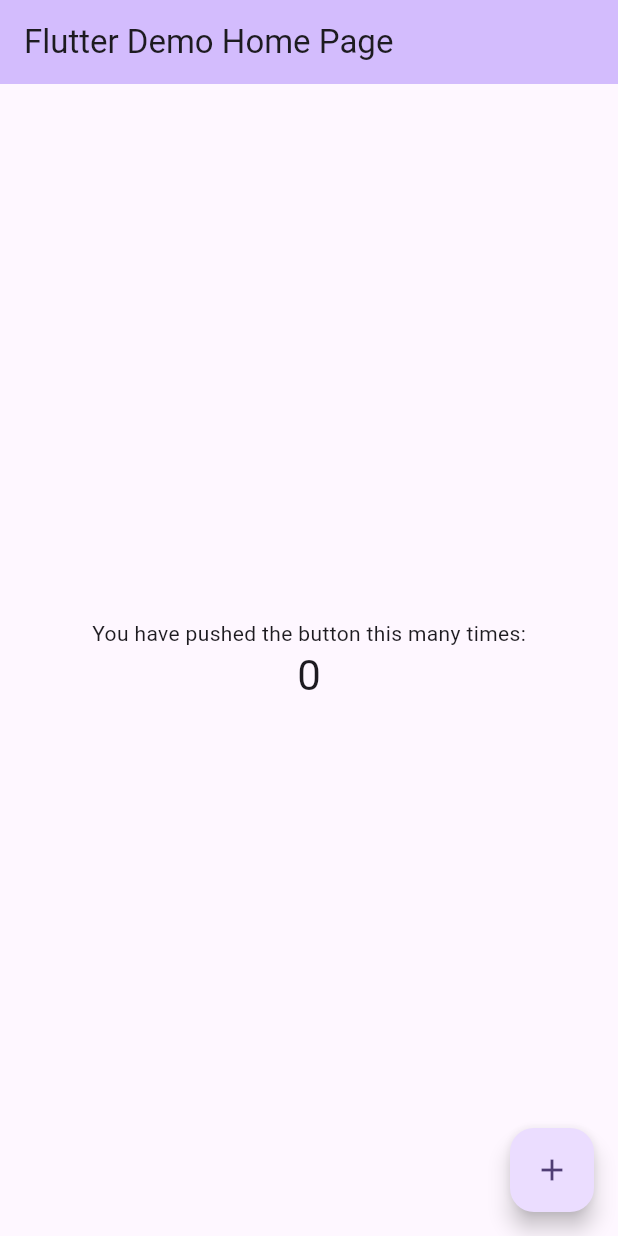
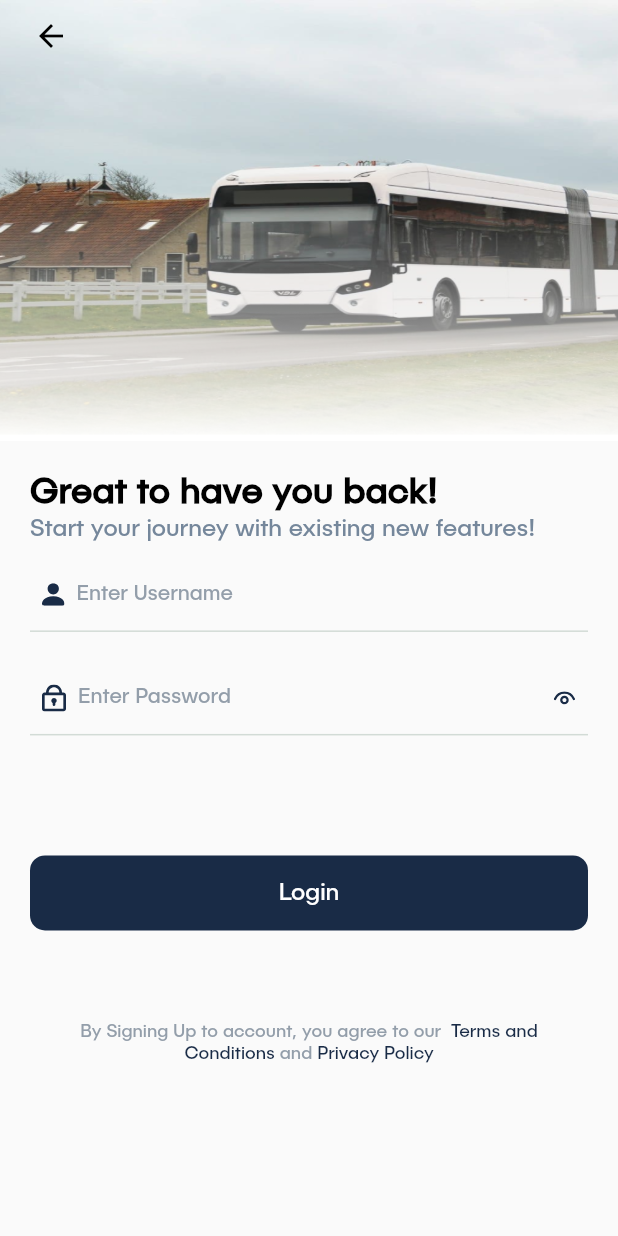
Before and after one commit to Neha-0021/Driver-app, a Flutter app: the screen it shows after launch, on a phone screen of 412 x 824 dp. Run offline on Flutter 3.47's test engine with Material 2 defaults, Android fonts, the phone set to English and light mode, and no system bars; our stand-ins replace flutter_svg.

Commit message:
first commit

```diff
--- /dev/null
+++ b/lib/Pages/login.dart
@@ -0,0 +1,114 @@
+import 'package:driver_app/atom/button.dart';
+import 'package:driver_app/atom/custom-header.dart';
+import 'package:driver_app/atom/password-input.dart';
+import 'package:driver_app/atom/privacy-policy.dart';
+import 'package:driver_app/atom/text-Input-symbol.dart';
+import 'package:flutter/material.dart';
+
+class Login extends StatefulWidget {
+  @override
+  _LoginState createState() => _LoginState();
+}
+
+class _LoginState extends State<Login> {
+  bool showPassword = false;
+
+  @override
+  Widget build(BuildContext context) {
+    double deviceHeight = MediaQuery.of(context).size.height;
+    double deviceWidth = MediaQuery.of(context).size.width;
+    return Scaffold(
+      body: SafeArea(
+        child: ListView(
+          children: [
+            SizedBox(
+              height: deviceHeight / 2.8,
+              width: deviceWidth,
+              child: Stack(
+                fit: StackFit.expand,
+                children: [
+                  Image.asset(
+                    "assets/images/login.png",
+                    fit: BoxFit.fill,
+                  ),
+                  Positioned(
+                    left: 10,
+                    child: CustomHeader(),
+                  ),
+                ],
+              ),
+            ),
+            const Padding(
+              padding: EdgeInsets.only(left: 20, top: 20),
+              child: Text(
+                'Great to have you back!',
+                style: screenTitleStyle,
+                textAlign: TextAlign.left,
+              ),
+            ),
+            const Padding(
+              padding: EdgeInsets.symmetric(horizontal: 20),
+              child: Text(
+                'Start your journey with existing new features!',
+                style: screenSubtitleStyle,
+                textAlign: TextAlign.left,
+              ),
+            ),
+            Padding(
+              padding: const EdgeInsets.symmetric(horizontal: 20, vertical: 10),
+              child: CustomTextInput(
+                hintText: "Enter Username",
+                imagePath: "assets/images/svg/profile.svg",
+                onChangeText: (String e) => {},
+                keyboardType: TextInputType.text,
+              ),
+            ),
+            Padding(
+              padding: const EdgeInsets.symmetric(horizontal: 20, vertical: 10),
+              child: PasswordInput(
+                hintText: "Enter Password",
+                imagePath: "assets/images/svg/lock.svg",
+                onChangeText: (String e) => {},
+                keyboardType: TextInputType.text,
+                showHidePassword: () {
+                  setState(() {
+                    showPassword = !showPassword;
+                  });
+                },
+                showPassword: showPassword,
+              ),
+            ),
+            Padding(
+              padding: const EdgeInsets.symmetric(horizontal: 20, vertical: 60),
+              child: Padding(
+                padding: const EdgeInsets.only(top: 10),
+                child: CustomButton(
+                  label: 'Login',
+                  onPressed: () {},
+                ),
+              ),
+            ),
+            Padding(
+              padding: const EdgeInsets.symmetric(horizontal: 30),
+              child: Center(child: PrivacyPolicy()),
+            ),
+          ],
+        ),
+      ),
+    );
+  }
+}
+
+const TextStyle screenTitleStyle = TextStyle(
+  fontFamily: 'PublicaSans',
+  fontSize: 24,
+  fontWeight: FontWeight.w700,
+  color: Color(0xFF000000),
+);
+
+const TextStyle screenSubtitleStyle = TextStyle(
+  fontFamily: 'PublicaSans',
+  fontSize: 16,
+  fontWeight: FontWeight.w400,
+  color: Color(0xFF75879B),
+);
--- /dev/null
+++ b/lib/atom/button.dart
@@ -0,0 +1,43 @@
+import 'package:flutter/material.dart';
+
+class CustomButton extends StatelessWidget {
+  final String label;
+  final VoidCallback? onPressed;
+  final bool disabled;
+
+  CustomButton({
+    required this.label,
+    this.onPressed,
+    this.disabled = false,
+  });
+
+  @override
+  Widget build(BuildContext context) {
+    final buttonColor =
+        disabled ? Colors.grey : const Color.fromRGBO(25, 43, 70, 1);
+
+    return Container(
+      height: 50,
+      width: double.infinity,
+      decoration: BoxDecoration(
+        borderRadius: BorderRadius.circular(10),
+        color: buttonColor,
+      ),
+      child: TextButton(
+        onPressed: disabled ? null : onPressed,
+        style: ButtonStyle(
+          foregroundColor: MaterialStateProperty.all<Color>(Colors.white),
+        ),
+        child: Text(
+          label,
+          style: const TextStyle(
+            fontFamily: 'PublicaSans',
+            fontSize: 16,
+            fontWeight: FontWeight.w500,
+            color: Color(0xFFFFFFFF),
+          ),
+        ),
+      ),
+    );
+  }
+}
--- /dev/null
+++ b/lib/atom/custom-header.dart
@@ -0,0 +1,41 @@
+import 'package:flutter/material.dart';
+
+class CustomHeader extends StatelessWidget {
+  final String? headerText;
+  final Color? iconColor;
+  final Color? textColor;
+
+  CustomHeader({Key? key, this.headerText, this.iconColor, this.textColor})
+      : super(key: key);
+
+  @override
+  Widget build(BuildContext context) {
+    final Color defaultTextColor =
+        Theme.of(context).brightness == Brightness.dark
+            ? Colors.white
+            : Colors.black;
+    final Color headerTextColor = textColor ?? defaultTextColor;
+
+    return Row(
+      children: [
+        IconButton(
+          icon: Icon(Icons.arrow_back, color: iconColor ?? headerTextColor),
+          onPressed: () {
+            Navigator.pop(context);
+          },
+        ),
+        Text(
+          headerText ?? "",
+          style: const TextStyle(
+            fontFamily: 'PublicaSans',
+            fontSize: 16,
+            fontWeight: FontWeight.w500,
+            height: 1.5,
+            letterSpacing: 0,
+            color: Color(0xFFFFFFFF),
+          ),
+        ),
+      ],
+    );
+  }
+}
--- /dev/null
+++ b/lib/atom/password-input.dart
@@ -0,0 +1,91 @@
+import 'package:flutter/material.dart';
+import 'package:flutter_svg/flutter_svg.dart';
+
+class PasswordInput extends StatelessWidget {
+  final String hintText;
+  final String imagePath;
+  final TextInputType keyboardType;
+  final ValueChanged<String> onChangeText;
+  final bool showPassword;
+  final Function() showHidePassword;
+
+  const PasswordInput(
+      {Key? key,
+      required this.hintText,
+      this.imagePath = "",
+      this.keyboardType = TextInputType.name,
+      required this.onChangeText,
+      required this.showPassword,
+      required this.showHidePassword})
+      : super(key: key);
+
+  @override
+  Widget build(BuildContext context) {
+    double deviceWidth = MediaQuery.of(context).size.width;
+
+    return Container(
+      width: deviceWidth - 40,
+      decoration: const BoxDecoration(
+        border: Border(
+          bottom: BorderSide(
+            color: Color(0xFFD2DBD6),
+            width: 1.0,
+          ),
+        ),
+      ),
+      child: Padding(
+        padding: const EdgeInsets.symmetric(horizontal: 8.0),
+        child: Row(
+          children: [
+            imagePath.split(".").contains("png")
+                ? Image.asset(
+                    imagePath,
+                    width: 15.0,
+                    height: 15.0,
+                  )
+                : SvgPicture.asset(imagePath),
+            const SizedBox(width: 8.0),
+            Expanded(
+              child: TextField(
+                keyboardType: keyboardType,
+                onChanged: onChangeText,
+                obscureText: showPassword,
+                style: const TextStyle(
+                  fontFamily: 'PublicaSans',
+                  fontStyle: FontStyle.normal,
+                  fontWeight: FontWeight.w500,
+                  fontSize: 14.0,
+                  height: 16.98 / 14,
+                  color: Colors.black,
+                ),
+                decoration: InputDecoration(
+                  border: InputBorder.none,
+                  hintText: hintText,
+                  hintStyle: const TextStyle(
+                    fontFamily: 'PublicaSans',
+                    fontStyle: FontStyle.normal,
+                    fontWeight: FontWeight.w300,
+                    fontSize: 14.0,
+                    height: 16.8 / 14,
+                    letterSpacing: 0.0,
+                    color: Color(0xFF939EAA),
+                  ),
+                ),
+                cursorColor: Color(0xFF000000),
+                textAlign: TextAlign.left,
+                textAlignVertical: TextAlignVertical.top,
+              ),
+            ),
+            GestureDetector(
+                onTap: showHidePassword,
+                child: SvgPicture.asset(
+                  showPassword?"assets/images/svg/eye.svg":"assets/images/svg/eye.svg",
+                  width: 15.0,
+                  height: 9.0,
+                )),
+          ],
+        ),
+      ),
+    );
+  }
+}
--- /dev/null
+++ b/lib/atom/privacy-policy.dart
@@ -0,0 +1,58 @@
+import 'package:flutter/material.dart';
+
+class PrivacyPolicy extends StatelessWidget {
+  @override
+  Widget build(BuildContext context) {
+    return (RichText(
+      textAlign: TextAlign.center,
+      text: const TextSpan(
+        children: [
+          TextSpan(
+            text: 'By Signing Up to account, you agree to our  ',
+            style: TextStyle(
+              fontFamily: 'PublicaSans',
+              fontSize: 12,
+              fontWeight: FontWeight.w500,
+              height: 1.25,
+              letterSpacing: 0.0,
+              color: Color(0xFF939EAA),
+            ),
+          ),
+          TextSpan(
+            text: 'Terms and Conditions',
+            style: TextStyle(
+              fontFamily: 'PublicaSans',
+              fontSize: 12,
+              fontWeight: FontWeight.w500,
+              height: 1.25,
+              letterSpacing: 0.0,
+              color: Color(0xFF192B46),
+            ),
+          ),
+          TextSpan(
+            text: ' and ',
+            style: TextStyle(
+              fontFamily: 'PublicaSans',
+              fontSize: 12,
+              fontWeight: FontWeight.w500,
+              height: 1.25,
+              letterSpacing: 0.0,
+              color: Color(0xFF939EAA),
+            ),
+          ),
+          TextSpan(
+            text: 'Privacy Policy',
+            style: TextStyle(
+              fontFamily: 'PublicaSans',
+              fontSize: 12,
+              fontWeight: FontWeight.w500,
+              height: 1.25,
+              letterSpacing: 0.0,
+              color: Color(0xFF192B46),
+            ),
+          ),
+        ],
+      ),
+    ));
+  }
+}
--- /dev/null
+++ b/lib/atom/text-Input-symbol.dart
@@ -0,0 +1,138 @@
+import 'package:flutter/material.dart';
+import 'package:flutter_svg/flutter_svg.dart';
+
+class CustomTextInput extends StatefulWidget {
+  final String hintText;
+  final String imagePath;
+  final TextInputType keyboardType;
+  final ValueChanged<String> onChangeText;
+  final void Function()? onClick;
+  final String? value;
+  final bool isDisabled;
+  final String? additionalImagePath;
+  final void Function()? onPressBack;
+
+  const CustomTextInput(
+      {Key? key,
+      required this.hintText,
+      this.imagePath = "",
+      this.keyboardType = TextInputType.name,
+      this.onClick,
+      required this.onChangeText,
+      this.value,
+      this.isDisabled = false,
+      this.additionalImagePath,
+      this.onPressBack,
+      })
+      : super(key: key);
+
+  @override
+  _CustomTextInputState createState() => _CustomTextInputState();
+}
+
+class _CustomTextInputState extends State<CustomTextInput> {
+  final TextEditingController _textEditingController =
+      TextEditingController(text: "");
+
+  @override
+  void initState() {
+    super.initState();
+  }
+
+
+  @override
+  void didChangeDependencies() {
+    super.didChangeDependencies();
+    _textEditingController.value = TextEditingValue(text: widget.value ?? "");
+  }
+
+  @override
+  void dispose() {
+    _textEditingController.dispose();
+    super.dispose();
+  }
+
+  @override
+  Widget build(BuildContext context) {
+    double deviceWidth = MediaQuery.of(context).size.width;
+    return Container(
+      width: deviceWidth - 40,
+      decoration: const BoxDecoration(
+        border: Border(
+          bottom: BorderSide(
+            color: Color(0xFFD2DBD6),
+            width: 1.0,
+          ),
+        ),
+      ),
+      child: Padding(
+        padding: const EdgeInsets.symmetric(horizontal: 8.0),
+        child: Row(
+          children: [
+            GestureDetector(
+                onTap: widget.onPressBack,
+                child: widget.imagePath.endsWith(".png") ||
+                        widget.imagePath.endsWith(".jpg")
+                    ? Image.asset(
+                        widget.imagePath,
+                        width: 15.0,
+                        height: 15.0,
+                      )
+                    : SvgPicture.asset(
+                        widget.imagePath,
+                        width: 15.0,
+                        height: 15.0,
+                      )),
+            const SizedBox(width: 8.0),
+            Expanded(
+              child: TextField(
+                enabled: !widget.isDisabled,
+                keyboardType: widget.keyboardType,
+                onChanged: (value) {
+                  widget.onChangeText(value);
+                  _textEditingController.value =
+                      _textEditingController.value.copyWith(
+                    text: value,
+                    selection: TextSelection.collapsed(offset: value.length),
+                  );
+                },
+                onTap: widget.onClick,
+                controller: _textEditingController,
+                style: const TextStyle(
+                  fontFamily: 'PublicaSans',
+                  fontStyle: FontStyle.normal,
+                  fontWeight: FontWeight.w500,
+                  fontSize: 14.0,
+                  height: 16.98 / 14,
+                  color: Colors.black,
+                ),
+                decoration: InputDecoration(
+                  border: InputBorder.none,
+                  hintText: widget.hintText,
+                  hintStyle: const TextStyle(
+                    fontFamily: 'PublicaSans',
+                    fontStyle: FontStyle.normal,
+                    fontWeight: FontWeight.w300,
+                    fontSize: 14.0,
+                    height: 16.8 / 14,
+                    letterSpacing: 0.0,
+                    color: Color(0xFF939EAA),
+                  ),
+                ),
+                cursorColor: const Color(0xFF000000),
+                textAlign: TextAlign.left,
+                textAlignVertical: TextAlignVertical.top,
+              ),
+            ),
+            if (widget.additionalImagePath != null)
+              Image.asset(
+                widget.additionalImagePath!,
+                width: 15.0,
+                height: 15.0,
+              ),
+          ],
+        ),
+      ),
+    );
+  }
+}
--- a/lib/main.dart
+++ b/lib/main.dart
@@ -1,3 +1,4 @@
+import 'package:driver_app/Pages/login.dart';
 import 'package:flutter/material.dart';
 
 void main() {
@@ -7,119 +8,14 @@ void main() {
 class MyApp extends StatelessWidget {
   const MyApp({super.key});
 
-  // This widget is the root of your application.
   @override
   Widget build(BuildContext context) {
     return MaterialApp(
-      title: 'Flutter Demo',
-      theme: ThemeData(
-        // This is the theme of your application.
-        //
-        // TRY THIS: Try running your application with "flutter run". You'll see
-        // the application has a blue toolbar. Then, without quitting the app,
-        // try changing the seedColor in the colorScheme below to Colors.green
-        // and then invoke "hot reload" (save your changes or press the "hot
-        // reload" button in a Flutter-supported IDE, or press "r" if you used
-        // the command line to start the app).
-        //
-        // Notice that the counter didn't reset back to zero; the application
-        // state is not lost during the reload. To reset the state, use hot
-        // restart instead.
-        //
-        // This works for code too, not just values: Most code changes can be
-        // tested with just a hot reload.
-        colorScheme: ColorScheme.fromSeed(seedColor: Colors.deepPurple),
-        useMaterial3: true,
-      ),
-      home: const MyHomePage(title: 'Flutter Demo Home Page'),
+      title: 'Driver',
+      initialRoute: 'login',
+      routes: {
+        'login': (context) => Login(),
+      },
     );
   }
 }
-
-class MyHomePage extends StatefulWidget {
-  const MyHomePage({super.key, required this.title});
-
-  // This widget is the home page of your application. It is stateful, meaning
-  // that it has a State object (defined below) that contains fields that affect
-  // how it looks.
-
-  // This class is the configuration for the state. It holds the values (in this
-  // case the title) provided by the parent (in this case the App widget) and
-  // used by the build method of the State. Fields in a Widget subclass are
-  // always marked "final".
-
-  final String title;
-
-  @override
-  State<MyHomePage> createState() => _MyHomePageState();
-}
-
-class _MyHomePageState extends State<MyHomePage> {
-  int _counter = 0;
-
-  void _incrementCounter() {
-    setState(() {
-      // This call to setState tells the Flutter framework that something has
-      // changed in this State, which causes it to rerun the build method below
-      // so that the display can reflect the updated values. If we changed
-      // _counter without calling setState(), then the build method would not be
-      // called again, and so nothing would appear to happen.
-      _counter++;
-    });
-  }
-
-  @override
-  Widget build(BuildContext context) {
-    // This method is rerun every time setState is called, for instance as done
-    // by the _incrementCounter method above.
-    //
-    // The Flutter framework has been optimized to make rerunning build methods
-    // fast, so that you can just rebuild anything that needs updating rather
-    // than having to individually change instances of widgets.
-    return Scaffold(
-      appBar: AppBar(
-        // TRY THIS: Try changing the color here to a specific color (to
-        // Colors.amber, perhaps?) and trigger a hot reload to see the AppBar
-        // change color while the other colors stay the same.
-        backgroundColor: Theme.of(context).colorScheme.inversePrimary,
-        // Here we take the value from the MyHomePage object that was created by
-        // the App.build method, and use it to set our appbar title.
-        title: Text(widget.title),
-      ),
-      body: Center(
-        // Center is a layout widget. It takes a single child and positions it
-        // in the middle of the parent.
-        child: Column(
-          // Column is also a layout widget. It takes a list of children and
-          // arranges them vertically. By default, it sizes itself to fit its
-          // children horizontally, and tries to be as tall as its parent.
-          //
-          // Column has various properties to control how it sizes itself and
-          // how it positions its children. Here we use mainAxisAlignment to
-          // center the children vertically; the main axis here is the vertical
-          // axis because Columns are vertical (the cross axis would be
-          // horizontal).
-          //
-          // TRY THIS: Invoke "debug painting" (choose the "Toggle Debug Paint"
-          // action in the IDE, or press "p" in the console), to see the
-          // wireframe for each widget.
-          mainAxisAlignment: MainAxisAlignment.center,
-          children: <Widget>[
-            const Text(
-              'You have pushed the button this many times:',
-            ),
-            Text(
-              '$_counter',
-              style: Theme.of(context).textTheme.headlineMedium,
-            ),
-          ],
-        ),
-      ),
-      floatingActionButton: FloatingActionButton(
-        onPressed: _incrementCounter,
-        tooltip: 'Increment',
-        child: const Icon(Icons.add),
-      ), // This trailing comma makes auto-formatting nicer for build methods.
-    );
-  }
-}
```
Also changed, not shown: assets/images/login.png (added), assets/images/svg/eye.svg (added), assets/images/svg/lock.svg (added), assets/images/svg/profile.svg (added), 1 other file.
